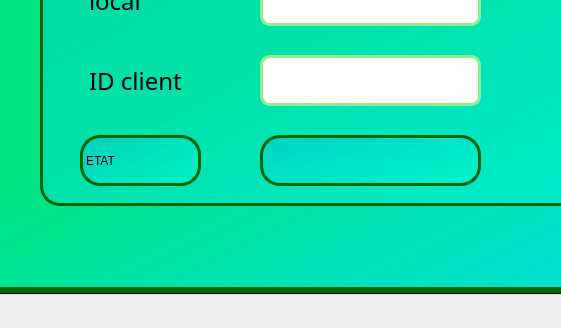
The window that Atelier_Connexion/mainwindow_lolcalisation.ui (sudo-yassine/project_cpp) describes before a commit, drawn with Qt 5; both pictures show x 86 to 647 and y 392 to 720 of the 1280 by 720 pixel window.
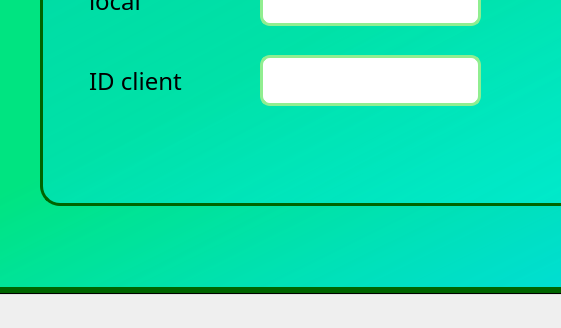
The same window after the commit. The open tabs and pages were chosen to show the change. Icons and pictures are not drawn.

The edit to the form file:
```diff
--- a/Atelier_Connexion/mainwindow_lolcalisation.ui
+++ b/Atelier_Connexion/mainwindow_lolcalisation.ui
@@ -516,29 +516,6 @@
           <bool>false</bool>
          </property>
         </widget>
-        <widget class="QLabel" name="label_24">
-         <property name="geometry">
-          <rect>
-           <x>40</x>
-           <y>450</y>
-           <width>121</width>
-           <height>51</height>
-          </rect>
-         </property>
-         <property name="text">
-          <string>ETAT</string>
-         </property>
-        </widget>
-        <widget class="QLineEdit" name="etat">
-         <property name="geometry">
-          <rect>
-           <x>220</x>
-           <y>450</y>
-           <width>221</width>
-           <height>51</height>
-          </rect>
-         </property>
-        </widget>
        </widget>
       </widget>
       <widget class="QWidget" name="tab_Localisation">
```
Left out of the diff: 2 changed lines with no effect on the pictures.
